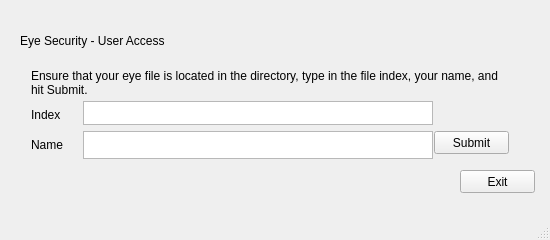
Qt form eye_sec_user.ui (caromo/eyesec-gui) before a commit.
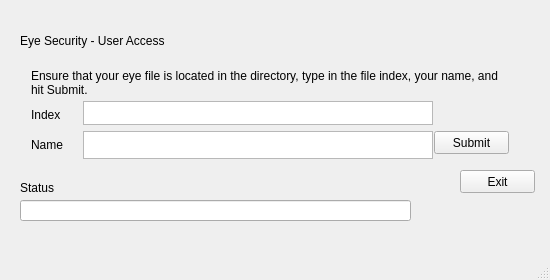
The same form after that commit.

Diff of the .ui file:
```diff
--- a/eye_sec_user.ui
+++ b/eye_sec_user.ui
@@ -7,19 +7,19 @@
     <x>0</x>
     <y>0</y>
     <width>550</width>
-    <height>240</height>
+    <height>280</height>
    </rect>
   </property>
   <property name="minimumSize">
    <size>
     <width>550</width>
-    <height>240</height>
+    <height>280</height>
    </size>
   </property>
   <property name="maximumSize">
    <size>
     <width>600</width>
-    <height>240</height>
+    <height>280</height>
    </size>
   </property>
   <property name="windowTitle">
@@ -197,6 +197,29 @@
      <string>Exit</string>
     </property>
    </widget>
+   <widget class="QLineEdit" name="statustext">
+    <property name="geometry">
+     <rect>
+      <x>20</x>
+      <y>200</y>
+      <width>391</width>
+      <height>21</height>
+     </rect>
+    </property>
+   </widget>
+   <widget class="QLabel" name="status">
+    <property name="geometry">
+     <rect>
+      <x>20</x>
+      <y>180</y>
+      <width>59</width>
+      <height>16</height>
+     </rect>
+    </property>
+    <property name="text">
+     <string>Status</string>
+    </property>
+   </widget>
   </widget>
   <widget class="QStatusBar" name="statusBar"/>
   <widget class="QMenuBar" name="menuBar">
```
